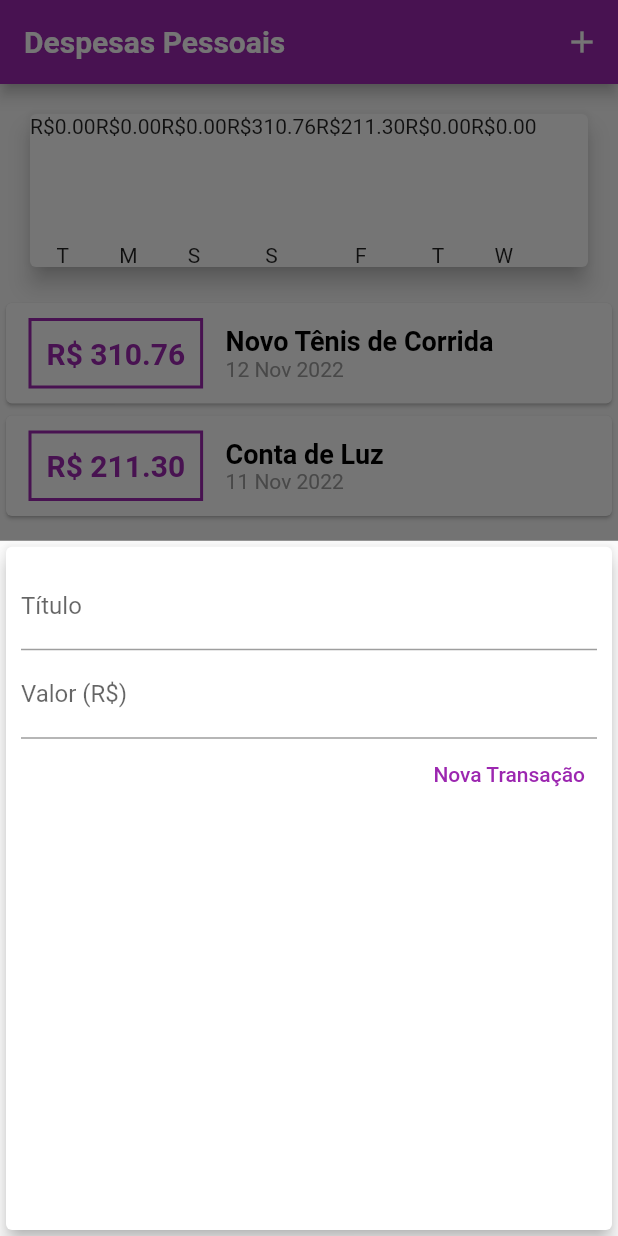
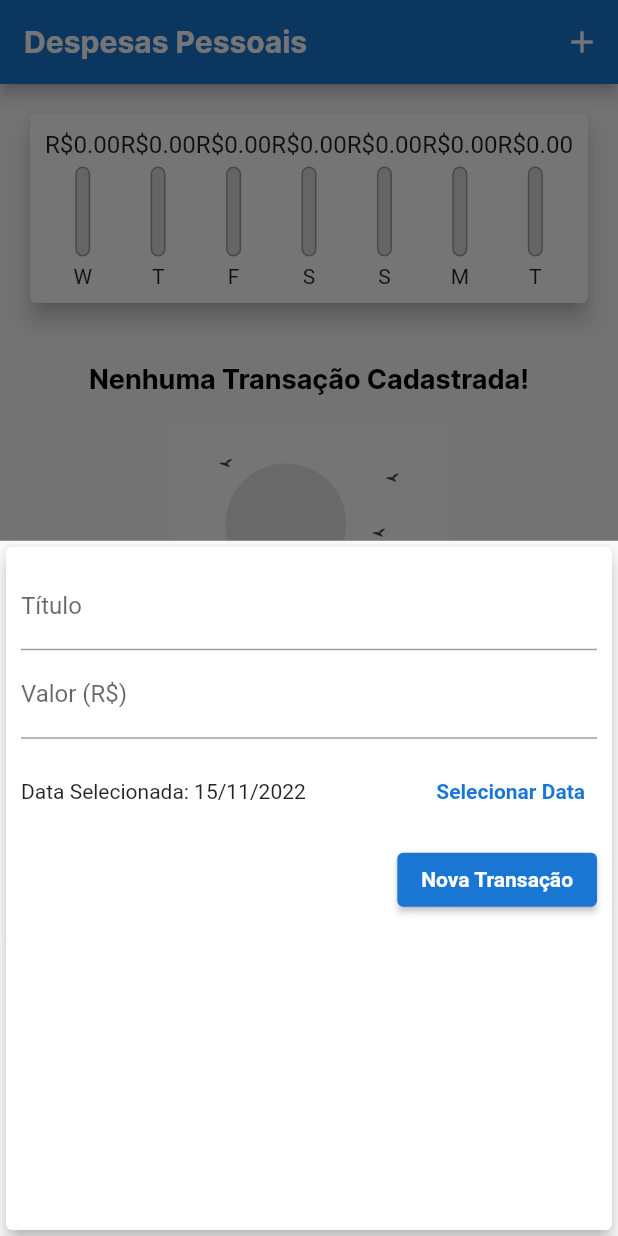
Before and after one commit to ERIKSONLOURES/Aplicativo-de-despesas, a Flutter app: the screen it shows after launch, after a tap on the "add" icon, on a phone screen of 412 x 824 dp. Run offline on Flutter 3.47's test engine with Material 2 defaults, Android fonts, the phone set to English and light mode, and no system bars; Roboto replaces fonts that are missing (OpenSans).

Commit message:
Acrescentei o grafico

```diff
--- a/lib/components/chart.dart
+++ b/lib/components/chart.dart
@@ -30,23 +30,37 @@ class Chart extends StatelessWidget {
         'day': DateFormat.E().format(weekDay)[0],
         'value': totalSum,
       };
+    }).reversed.toList();
+  }
+
+  double get _weekTotalValue {
+    return groupedTransactions.fold(0.0, (sum, tr) {
+      return sum + (tr['value'] as double);
     });
   }
 
   @override
   Widget build(BuildContext context) {
-    groupedTransactions;
     return Card(
       elevation: 6,
       margin: const EdgeInsets.all(20),
+      child: Padding(
+        padding: const EdgeInsets.all(10),
         child: Row(
+          mainAxisAlignment: MainAxisAlignment.spaceAround,
           children: groupedTransactions.map((tr) {
-          return ChartBar(
+            return Flexible(
+              fit: FlexFit.tight,
+              child: ChartBar(
                 label: tr['day'] as String,
                 value: tr['value'] as double,
-            percentage: 0,
+                percentage: _weekTotalValue == 0
+                    ? 0
+                    : (tr['value'] as double) / _weekTotalValue,
+              ),
             );
           }).toList(),
+        ),
       ),
     );
   }
--- a/lib/components/chart_bar.dart
+++ b/lib/components/chart_bar.dart
@@ -16,12 +16,38 @@ class ChartBar extends StatelessWidget {
   Widget build(BuildContext context) {
     return Column(
       children: [
-        Text('R\$${value!.toStringAsFixed(2)}'),
+        Container(
+          height: 20,
+          child: FittedBox(
+            child: Text('R\$${value!.toStringAsFixed(2)}'))),
         const SizedBox(height: 5),
-        const SizedBox(
+        SizedBox(
           height: 60,
           width: 10,
-          child: null,
+          child: Stack(
+            alignment: Alignment.bottomCenter,
+            children: <Widget>[
+              Container(
+                decoration: BoxDecoration(
+                  border: Border.all(
+                    color: Colors.grey,
+                    width: 1.0,
+                  ),
+                  color: const Color.fromRGBO(220, 220, 220, 1),
+                  borderRadius: BorderRadius.circular(5),
+                ),
+              ),
+              FractionallySizedBox(
+                heightFactor: percentage,
+                child: Container(
+                  decoration: BoxDecoration(
+                    color: Theme.of(context).colorScheme.primary,
+                    borderRadius: BorderRadius.circular(5),
+                  ),
+                ),
+              ),
+            ],
+          ),
         ),
         const SizedBox(height: 5),
         Text(label!),
--- a/lib/components/transaction_form.dart
+++ b/lib/components/transaction_form.dart
@@ -1,28 +1,46 @@
 import 'package:flutter/material.dart';
+import 'package:intl/intl.dart';
 
 class TransactionForm extends StatefulWidget {
-  final void Function(String, double) onSubmit;
+  final void Function(String, double, DateTime) onSubmit;
 
-  TransactionForm(this.onSubmit, {Key? key}) : super(key: key);
+  const TransactionForm(this.onSubmit, {Key? key}) : super(key: key);
 
   @override
   State<TransactionForm> createState() => _TransactionFormState();
 }
 
 class _TransactionFormState extends State<TransactionForm> {
-  final titleController = TextEditingController();
-
-  final valueController = TextEditingController();
+  final _titleController = TextEditingController();
+  final _valueController = TextEditingController();
+  DateTime? _selectedDate = DateTime.now();
 
   _submitForm() {
-    final title = titleController.text;
-    final value = double.tryParse(valueController.text) ?? 0.0;
+    final title = _titleController.text;
+    final value = double.tryParse(_valueController.text) ?? 0;
 
-    if (title.isEmpty || value <= 0) {
+    if (title.isEmpty || value <= 0 || _selectedDate == null) {
       return;
     }
 
-    widget.onSubmit(title, value);
+    widget.onSubmit(title, value, _selectedDate!);
+  }
+
+  _showDatePicker() {
+    showDatePicker(
+      context: context,
+      initialDate: DateTime.now(),
+      firstDate: DateTime(2019),
+      lastDate: DateTime.now(),
+    ).then((pickedDate) {
+      if (pickedDate == null) {
+        return;
+      }
+
+      setState(() {
+        _selectedDate = pickedDate;
+      });
+    });
   }
 
   @override
@@ -34,32 +52,56 @@ class _TransactionFormState extends State<TransactionForm> {
         child: Column(
           children: [
             TextField(
-              controller: titleController,
+              controller: _titleController,
               onSubmitted: (_) => _submitForm(),
               decoration: const InputDecoration(
                 labelText: 'Título',
               ),
             ),
             TextField(
-              controller: valueController,
-              keyboardType: TextInputType.numberWithOptions(decimal: true),
+              controller: _valueController,
+              keyboardType:
+                  const TextInputType.numberWithOptions(decimal: true),
               onSubmitted: (_) => _submitForm(),
-              decoration: InputDecoration(
+              decoration: const InputDecoration(
                 labelText: 'Valor (R\$)',
+              ),
+            ),
+            SizedBox(
+              height: 70,
+              child: Row(
+                children: <Widget>[
+                  Expanded(
+                    child: Text(
+                      _selectedDate == null
+                          ? 'Nenhuma data selecionada!'
+                          : 'Data Selecionada: ${DateFormat('dd/MM/y').format(_selectedDate!)}',
+                    ),
+                  ),
+                  TextButton(
+                    child: const Text(
+                      'Selecionar Data',
+                      style: TextStyle(
+                        fontWeight: FontWeight.bold,
+                      ),
+                    ),
+                    onPressed: _showDatePicker,
+                  )
+                ],
               ),
             ),
             Row(
               mainAxisAlignment: MainAxisAlignment.end,
               children: <Widget>[
-                TextButton(
-                  child: const Text(
+                ElevatedButton(
+                  child: Text(
                     'Nova Transação',
                     style: TextStyle(
-                      color: Colors.purple,
+                      color: Theme.of(context).textTheme.button?.color,
                     ),
                   ),
                   onPressed: _submitForm,
-                )
+                ),
               ],
             ),
           ],
--- a/lib/components/transaction_list.dart
+++ b/lib/components/transaction_list.dart
@@ -34,45 +34,34 @@ class TransactionList extends StatelessWidget {
               itemBuilder: (ctx, index) {
                 final tr = transactions[index];
                 return Card(
-                  child: Row(
-                    children: [
-                      Container(
+                  elevation: 5,
                   margin: const EdgeInsets.symmetric(
-                          horizontal: 15,
-                          vertical: 10,
+                    vertical: 8,
+                    horizontal: 5,
                   ),
-                        decoration: BoxDecoration(
-                          border: Border.all(
-                            color: Theme.of(context).colorScheme.primary,
-                            width: 2,
-                          ),
-                        ),
-                        padding: const EdgeInsets.all(10),
+                  child: ListTile(
+                    leading: CircleAvatar(
+                      backgroundColor: Colors.purple,
+                      radius: 30,
+                      child: Padding(
+                        padding: const EdgeInsets.all(6),
+                        child: FittedBox(
                           child: Text(
-                          'R\$ ${tr.value.toStringAsFixed(2)}',
-                          style: TextStyle(
-                            fontWeight: FontWeight.bold,
-                            fontSize: 20,
-                            color: Theme.of(context).colorScheme.primary,
+                            'R\$${tr.value}',
+                            style: const TextStyle(
+                              color: Colors.white,
                             ),
                           ),
                         ),
-                      Column(
-                        crossAxisAlignment: CrossAxisAlignment.start,
-                        children: [
-                          Text(
+                      ),
+                    ),
+                    title: Text(
                       tr.title,
                       style: Theme.of(context).textTheme.headline6,
                     ),
-                          Text(
+                    subtitle: Text(
                       DateFormat('d MMM y').format(tr.date),
-                            style: const TextStyle(
-                              color: Colors.grey,
                     ),
-                          ),
-                        ],
-                      ),
-                    ],
                   ),
                 );
               },
--- a/lib/main.dart
+++ b/lib/main.dart
@@ -1,4 +1,3 @@
-import 'package:expenses/components/chart.dart';
 import 'package:expenses/components/transaction_form.dart';
 import 'package:flutter/material.dart';
 import 'dart:math';
@@ -19,20 +18,24 @@ class ExpensesApp extends StatelessWidget {
       home: const MyHomePage(),
       theme: tema.copyWith(
         colorScheme: tema.colorScheme.copyWith(
-          primary: Colors.purple,
-          secondary: Colors.amber,
+          primary: Colors.blue[700],
+          secondary: Color.fromARGB(255, 232, 176, 9),
         ),
         textTheme: tema.textTheme.copyWith(
           headline6: const TextStyle(
-            fontFamily: 'OpenSans',
+            fontFamily: 'Inter',
             fontSize: 18,
             fontWeight: FontWeight.bold,
             color: Colors.black,
           ),
+          button: const TextStyle(
+            color: Colors.white,
+            fontWeight: FontWeight.bold,
+          ),
         ),
         appBarTheme: const AppBarTheme(
           titleTextStyle: TextStyle(
-            fontFamily: 'OpenSans',
+            fontFamily: 'Inter',
             fontSize: 20,
             fontWeight: FontWeight.bold,
           ),
@@ -50,35 +53,22 @@ class MyHomePage extends StatefulWidget {
 }
 
 class _MyHomePageState extends State<MyHomePage> {
-  final List<Transaction> _transactions = [
-    Transaction(
-      id: 't1',
-      title: 'Novo Tênis de Corrida',
-      value: 310.76,
-      date: DateTime.now().subtract(Duration(days: 3)),
-    ),
-    Transaction(
-      id: 't2',
-      title: 'Conta de Luz',
-      value: 211.30,
-      date: DateTime.now().subtract(Duration(days: 4)),
-    ),
-  ];
+  final List<Transaction> _transactions = [];
 
-  List<Transaction> get _recentTransaction {
+  List<Transaction> get _recentTransactions {
     return _transactions.where((tr) {
       return tr.date.isAfter(DateTime.now().subtract(
-        Duration(days: 7),
+        const Duration(days: 7),
       ));
     }).toList();
   }
 
-  _addTransaction(String title, double value) {
+  _addTransaction(String title, double value, DateTime date) {
     final newTransaction = Transaction(
       id: Random().nextDouble().toString(),
       title: title,
       value: value,
-      date: DateTime.now(),
+      date: date,
     );
 
     setState(() {
@@ -112,8 +102,8 @@ class _MyHomePageState extends State<MyHomePage> {
       body: SingleChildScrollView(
         child: Column(
           crossAxisAlignment: CrossAxisAlignment.stretch,
-          children: <Widget>[
-            Chart(_recentTransaction),
+          children: [
+            Chart(_recentTransactions),
             TransactionList(_transactions),
           ],
         ),
```
Lines whose indentation alone changed are shown as unchanged.
